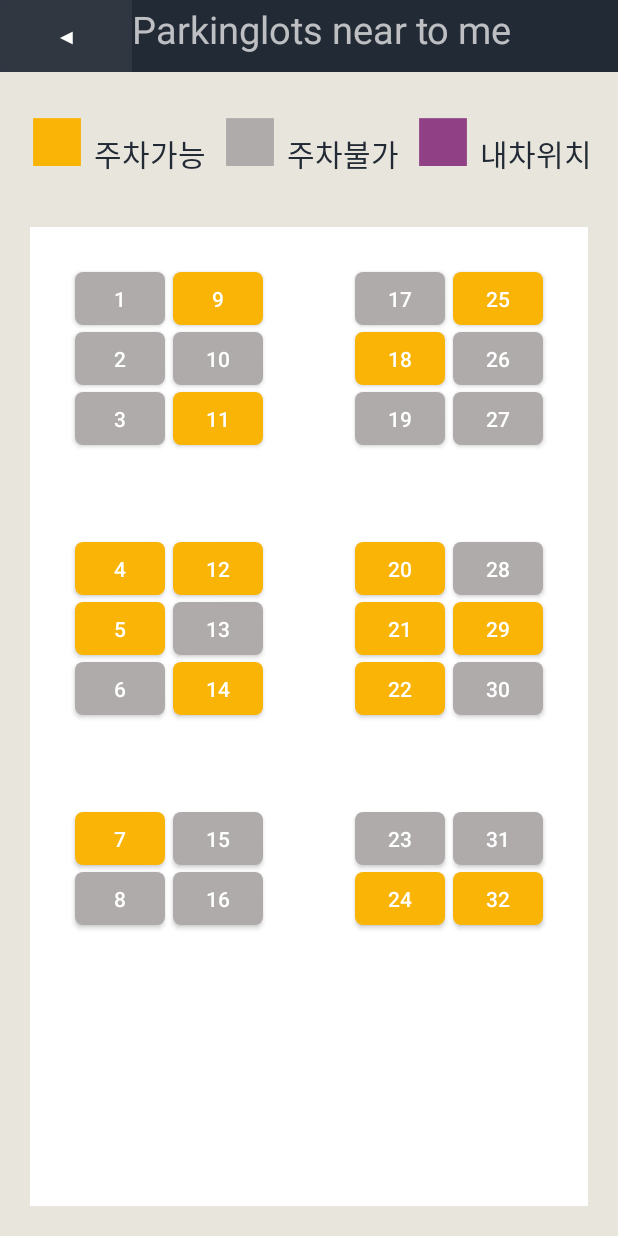
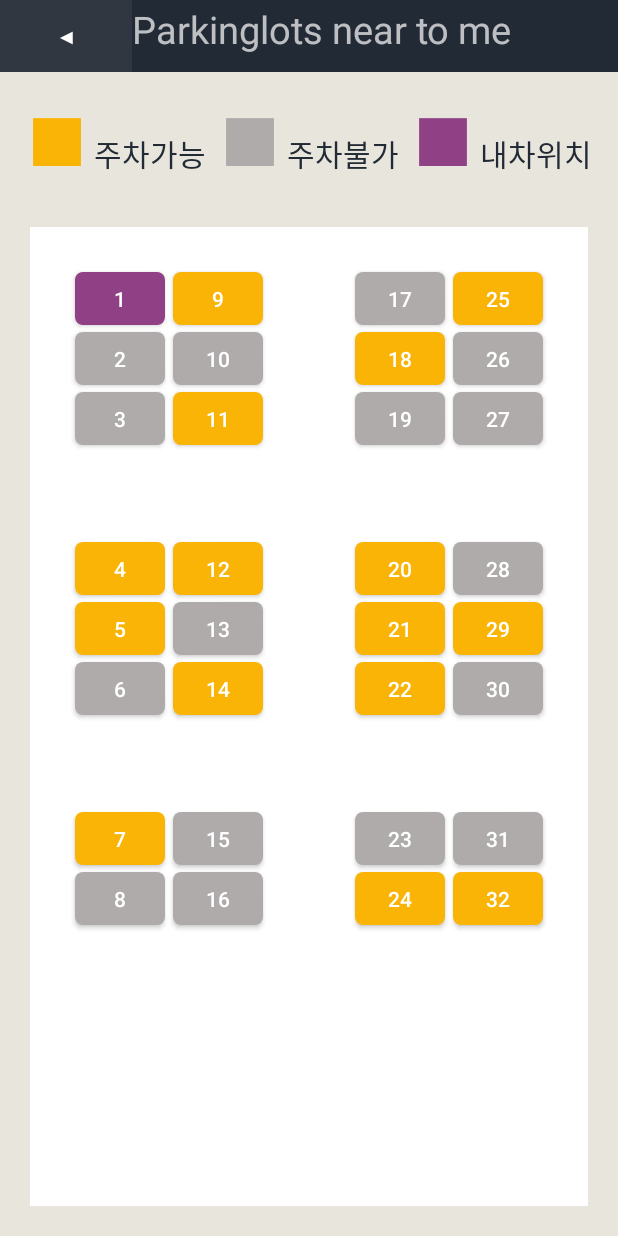
Before and after one commit to oswswo123/androidTeamP, an Android app: the ParkingLot screen opened directly, with no data from a screen before it, on a phone screen of 412 x 824 dp. Run offline under Robolectric (Android 15) with nearby library versions, the phone set to English and light mode, and no system bars.

Commit message:
내 차 위치 색깔 적용

```diff
--- a/UcantFindP/app/src/main/res/drawable/drawable_parkinglot_myseat.xml
+++ b/UcantFindP/app/src/main/res/drawable/drawable_parkinglot_myseat.xml
@@ -1,5 +1,5 @@
 <?xml version="1.0" encoding="utf-8"?>
-<selector xmlns:android="http://schemas.android.com/apk/res/android"
+<shape xmlns:android="http://schemas.android.com/apk/res/android"
     android:shape="rectangle" >
     <solid android:color="@color/colorOurPurple" />
     <corners
@@ -7,4 +7,4 @@
         android:bottomRightRadius="5dp"
         android:topLeftRadius="5dp"
         android:topRightRadius="5dp" />
-</selector>
+</shape>
--- a/UcantFindP/app/src/main/res/layout/activity_parking_lot.xml
+++ b/UcantFindP/app/src/main/res/layout/activity_parking_lot.xml
@@ -53,7 +53,7 @@
             android:layout_height="35dp"
             android:layout_marginStart="30dp"
             android:layout_marginTop="30dp"
-            android:background="@drawable/drawable_parkinglot_noseat"
+            android:background="@drawable/drawable_parkinglot_myseat"
             android:text="1"
             app:layout_constraintStart_toStartOf="parent"
             app:layout_constraintTop_toTopOf="parent" />
```
